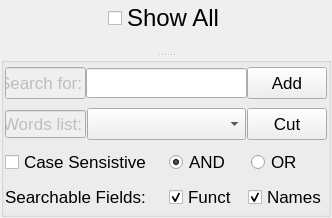
Qt form ui_forms/selectoptions.ui (parisolab/mathmod) before a commit.
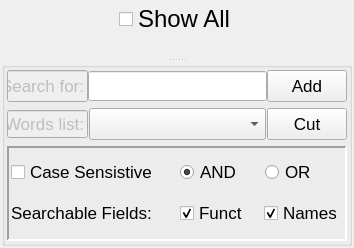
The same form after that commit.

Commit message: #13 ADD Scripts Tool selection

```diff
--- a/ui_forms/selectoptions.ui
+++ b/ui_forms/selectoptions.ui
@@ -6,8 +6,8 @@
    <rect>
     <x>0</x>
     <y>0</y>
-    <width>332</width>
-    <height>218</height>
+    <width>354</width>
+    <height>248</height>
    </rect>
   </property>
   <property name="sizePolicy">
@@ -19,24 +19,27 @@
   <property name="windowTitle">
    <string>Search Options</string>
   </property>
-  <layout class="QGridLayout" name="gridLayout">
+  <layout class="QGridLayout" name="gridLayout_3">
    <property name="leftMargin">
-    <number>1</number>
+    <number>2</number>
    </property>
    <property name="topMargin">
-    <number>1</number>
+    <number>2</number>
    </property>
    <property name="rightMargin">
-    <number>1</number>
+    <number>2</number>
    </property>
    <property name="bottomMargin">
-    <number>1</number>
+    <number>2</number>
    </property>
    <item row="0" column="0">
     <widget class="QSplitter" name="splitter">
      <property name="orientation">
       <enum>Qt::Vertical</enum>
      </property>
+     <property name="handleWidth">
+      <number>4</number>
+     </property>
      <widget class="QWidget" name="layoutWidget">
       <layout class="QVBoxLayout" name="verticalLayout">
        <item>
@@ -128,16 +131,16 @@
       </property>
       <layout class="QGridLayout" name="gridLayout_2">
        <property name="leftMargin">
-        <number>1</number>
+        <number>2</number>
        </property>
        <property name="topMargin">
-        <number>1</number>
+        <number>2</number>
        </property>
        <property name="rightMargin">
-        <number>1</number>
+        <number>2</number>
        </property>
        <property name="bottomMargin">
-        <number>1</number>
+        <number>2</number>
        </property>
        <item row="0" column="0">
         <layout class="QHBoxLayout" name="horizontalLayout_2">
@@ -271,6 +274,30 @@
         </layout>
        </item>
        <item row="2" column="0">
+        <widget class="QFrame" name="frame">
+         <property name="frameShape">
+          <enum>QFrame::Panel</enum>
+         </property>
+         <property name="frameShadow">
+          <enum>QFrame::Sunken</enum>
+         </property>
+         <property name="lineWidth">
+          <number>2</number>
+         </property>
+         <layout class="QGridLayout" name="gridLayout">
+          <property name="leftMargin">
+           <number>2</number>
+          </property>
+          <property name="topMargin">
+           <number>2</number>
+          </property>
+          <property name="rightMargin">
+           <number>2</number>
+          </property>
+          <property name="bottomMargin">
+           <number>2</number>
+          </property>
+          <item row="0" column="0">
         <layout class="QHBoxLayout" name="horizontalLayout_5">
          <item>
           <widget class="QCheckBox" name="CaseSensitiveCheckBox">
@@ -308,7 +335,7 @@
          </item>
         </layout>
        </item>
-       <item row="3" column="0">
+          <item row="1" column="0">
         <layout class="QHBoxLayout" name="horizontalLayout_7">
          <item>
           <widget class="QLabel" name="label">
@@ -342,6 +369,9 @@
           </layout>
          </item>
         </layout>
+          </item>
+         </layout>
+        </widget>
        </item>
       </layout>
      </widget>
```
Lines whose indentation alone changed are shown as unchanged.
